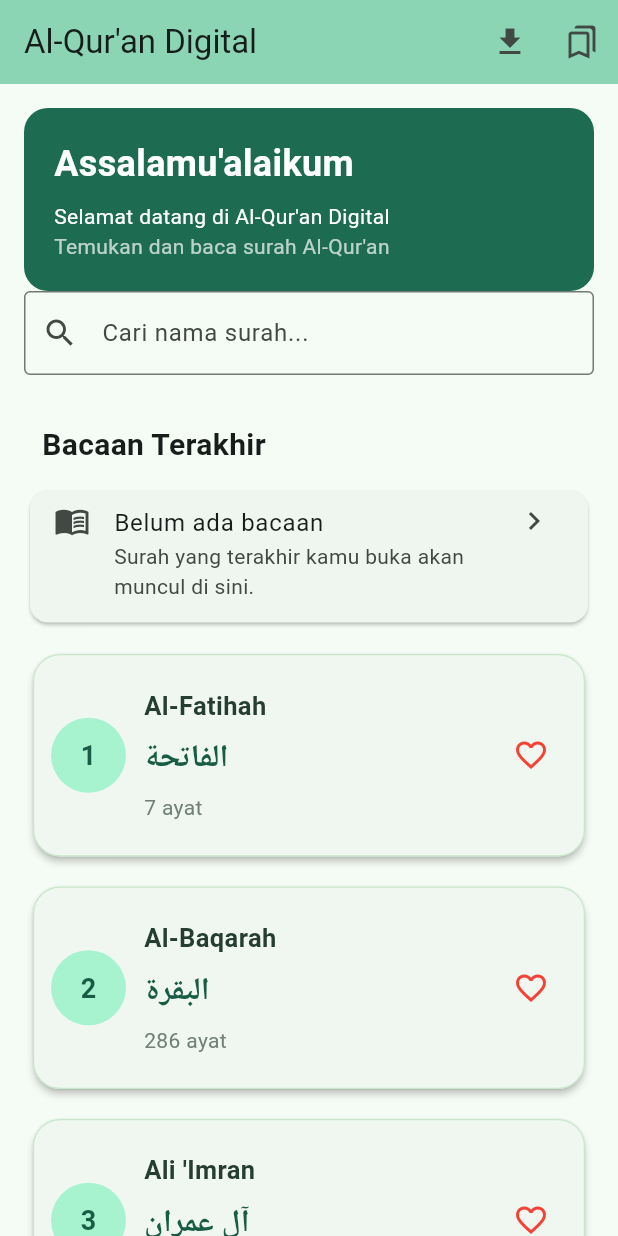
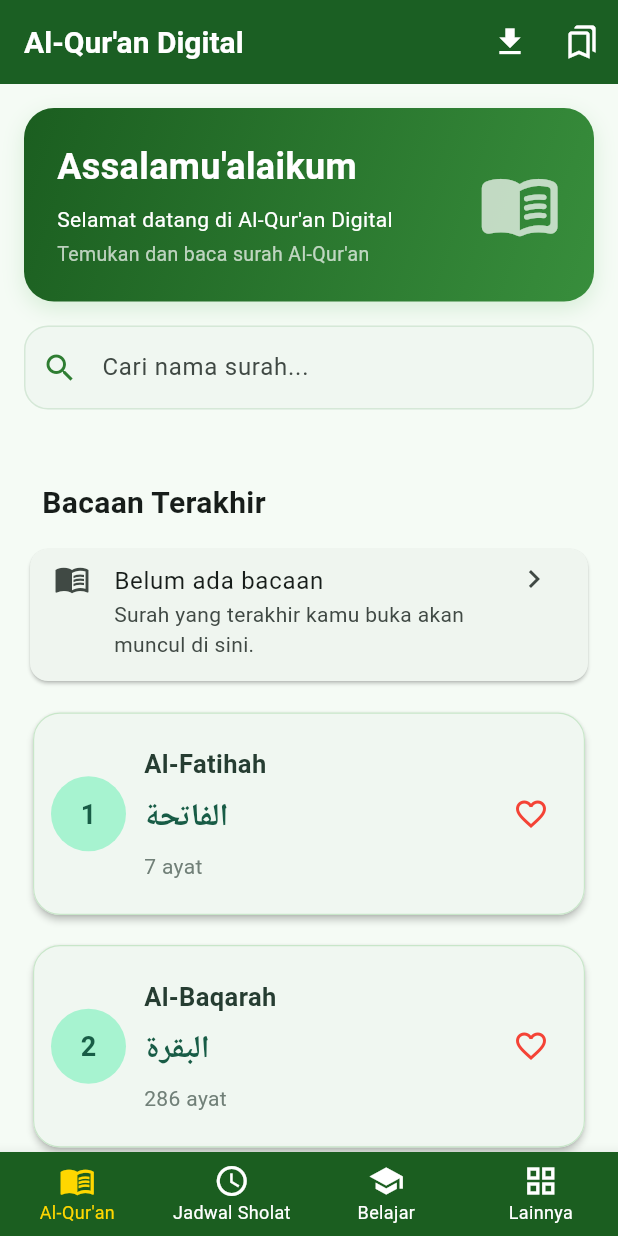
Before and after one commit to ginanjar-nom/quran-flutter-app, a Flutter app: the screen it shows after launch, on a phone screen of 412 x 824 dp. Run offline on Flutter 3.47's test engine with Material 3 defaults, Android fonts, the phone set to English and light mode, and no system bars; our stand-ins replace just_audio, scrollable_positioned_list, shared_preferences.

Commit message:
Add bottom navigation with four main pages

```diff
--- a/lib/main.dart
+++ b/lib/main.dart
@@ -6,6 +6,10 @@ import 'halaman_bookmark.dart';
 import 'api_quran.dart';
 import 'data_quran_lokal.dart';
 import 'dart:convert';
+
+import 'halaman_jadwal_sholat.dart';
+import 'halaman_belajar.dart';
+import 'halaman_lainnya.dart';
 
 
 void main() {
@@ -26,10 +30,72 @@ class MyApp extends StatelessWidget {
   ),
   useMaterial3: true,
 ),
-      home: const MyHomePage(title: "Al-Qur'an Digital"),
+      home: const HalamanNavigasi(),
     );
   }
 }
+
+
+class HalamanNavigasi extends StatefulWidget {
+  const HalamanNavigasi({super.key});
+
+  @override
+  State<HalamanNavigasi> createState() => _HalamanNavigasiState();
+}
+
+class _HalamanNavigasiState extends State<HalamanNavigasi> {
+  int halamanAktif = 0;
+
+  final List<Widget> daftarHalaman = [
+    const MyHomePage(title: "Al-Qur'an Digital"),
+    const HalamanJadwalSholat(),
+    const HalamanBelajar(),
+    const HalamanLainnya(),
+  ];
+
+  @override
+  Widget build(BuildContext context) {
+    return Scaffold(
+      body: IndexedStack(
+        index: halamanAktif,
+        children: daftarHalaman,
+      ),
+      bottomNavigationBar: BottomNavigationBar(
+        currentIndex: halamanAktif,
+        onTap: (index) {
+          setState(() {
+            halamanAktif = index;
+          });
+        },
+        type: BottomNavigationBarType.fixed,
+        backgroundColor: const Color(0xFF1B5E20),
+        selectedItemColor: const Color(0xFFFFD700),
+        unselectedItemColor: Colors.white,
+        selectedFontSize: 12,
+        unselectedFontSize: 12,
+        items: const [
+          BottomNavigationBarItem(
+            icon: Icon(Icons.menu_book),
+            label: "Al-Qur'an",
+          ),
+          BottomNavigationBarItem(
+            icon: Icon(Icons.access_time),
+            label: "Jadwal Sholat",
+          ),
+          BottomNavigationBarItem(
+            icon: Icon(Icons.school),
+            label: "Belajar",
+          ),
+          BottomNavigationBarItem(
+            icon: Icon(Icons.grid_view),
+            label: "Lainnya",
+          ),
+        ],
+      ),
+    );
+  }
+}
+
 
 class MyHomePage extends StatefulWidget {
   const MyHomePage({super.key, required this.title});
@@ -227,9 +293,18 @@ void initState() {
     // fast, so that you can just rebuild anything that needs updating rather
 
 return Scaffold(
+
   appBar: AppBar(
-    backgroundColor: Theme.of(context).colorScheme.inversePrimary,
-    title: Text(widget.title),
+    backgroundColor: const Color(0xFF1B5E20),
+      foregroundColor: Colors.white,
+      elevation: 2,
+      title: Text(
+       widget.title,
+        style: const TextStyle(
+       fontWeight: FontWeight.bold,
+      fontSize: 20,
+    ),
+  ),
   actions: [
     IconButton(
       icon: const Icon(Icons.download),
@@ -250,6 +325,7 @@ return Scaffold(
     ),
   ],
 ),
+
  // than having to individually change instances of widgets.
 
       body: SingleChildScrollView(
@@ -272,14 +348,32 @@ return Scaffold(
 
      children: [
 
+
 Container(
   width: double.infinity,
-  padding: const EdgeInsets.all(20),
+  padding: const EdgeInsets.all(22),
   decoration: BoxDecoration(
-    color: Theme.of(context).colorScheme.primary,
-    borderRadius: BorderRadius.circular(16),
+    gradient: const LinearGradient(
+      colors: [
+        Color(0xFF1B5E20),
+        Color(0xFF388E3C),
+      ],
+      begin: Alignment.topLeft,
+      end: Alignment.bottomRight,
     ),
-  child: const Column(
+    borderRadius: BorderRadius.circular(20),
+    boxShadow: [
+      BoxShadow(
+        color: Colors.green.withValues(alpha: 0.18),
+        blurRadius: 12,
+        offset: const Offset(0, 5),
+      ),
+    ],
+  ),
+  child: Row(
+    children: [
+      const Expanded(
+        child: Column(
           crossAxisAlignment: CrossAxisAlignment.start,
           children: [
             Text(
@@ -293,29 +387,76 @@ return Scaffold(
             SizedBox(height: 8),
             Text(
               "Selamat datang di Al-Qur'an Digital",
-        style: TextStyle(color: Colors.white),
+              style: TextStyle(
+                color: Colors.white,
+                fontSize: 14,
               ),
+            ),
+            SizedBox(height: 4),
             Text(
               "Temukan dan baca surah Al-Qur'an",
-        style: TextStyle(color: Colors.white70),
+              style: TextStyle(
+                color: Colors.white70,
+                fontSize: 13,
+              ),
             ),
           ],
         ),
       ),
-            TextField(
+      const SizedBox(width: 12),
+      const Icon(
+        Icons.menu_book_rounded,
+        size: 55,
+        color: Colors.white70,
+      ),
+    ],
+  ),
+),
+
+
+Padding(
+  padding: const EdgeInsets.symmetric(vertical: 16),
+  child: TextField(
     controller: pencarianController,
-               decoration: const InputDecoration(
+    decoration: InputDecoration(
       hintText: 'Cari nama surah...',
-               prefixIcon: Icon(Icons.search),
-               border: OutlineInputBorder(),
+      prefixIcon: const Icon(
+        Icons.search,
+        color: Color(0xFF2E7D32),
+      ),
+      filled: true,
+      fillColor: const Color(0xFFF0F7F1),
+      contentPadding: const EdgeInsets.symmetric(
+        vertical: 16,
+        horizontal: 16,
+      ),
+      border: OutlineInputBorder(
+        borderRadius: BorderRadius.circular(16),
+        borderSide: BorderSide.none,
+      ),
+      enabledBorder: OutlineInputBorder(
+        borderRadius: BorderRadius.circular(16),
+        borderSide: const BorderSide(
+          color: Color(0xFFD5E8D7),
+        ),
+      ),
+      focusedBorder: OutlineInputBorder(
+        borderRadius: BorderRadius.circular(16),
+        borderSide: const BorderSide(
+          color: Color(0xFF2E7D32),
+          width: 1.5,
+        ),
+      ),
     ),
     onChanged: (value) {
       setState(() {
         kataPencarian = value;
       });
     },
-                  )
-                   ,
+  ),
+),
+
+
                   if (sedangMengunduh) ...[
                   Padding(
                   padding: const EdgeInsets.all(12),
```
Also changed, not shown: lib/halaman_belajar.dart (added, +42 -0 lines), lib/halaman_jadwal_sholat.dart (added, +42 -0 lines), lib/halaman_lainnya.dart (added, +42 -0 lines). Lines whose indentation alone changed are shown as unchanged.
